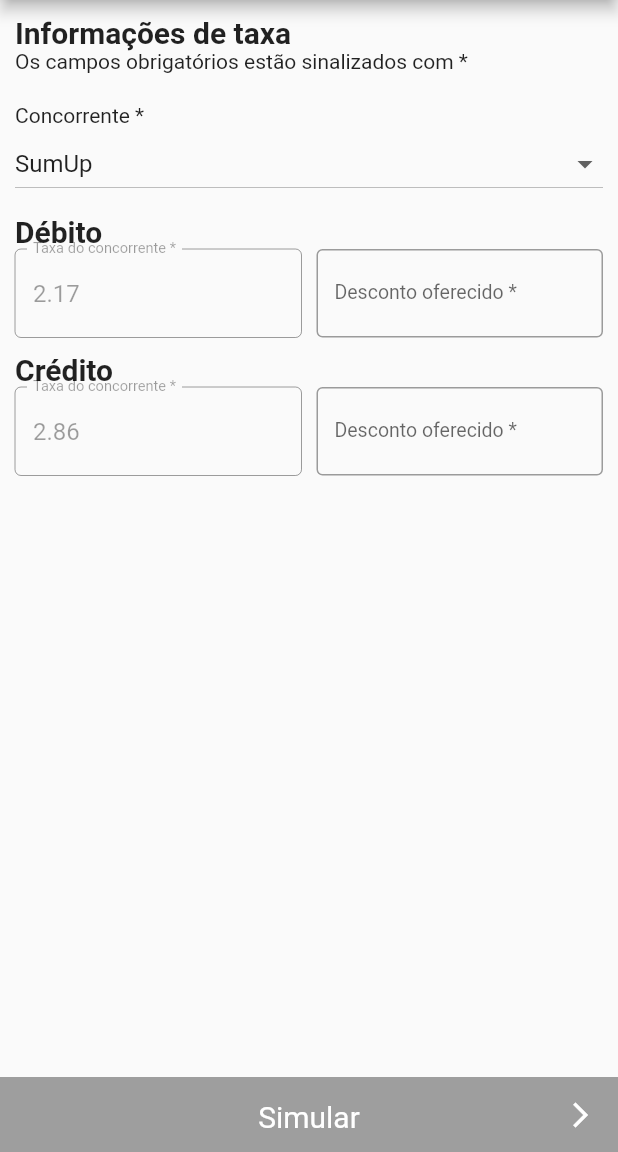
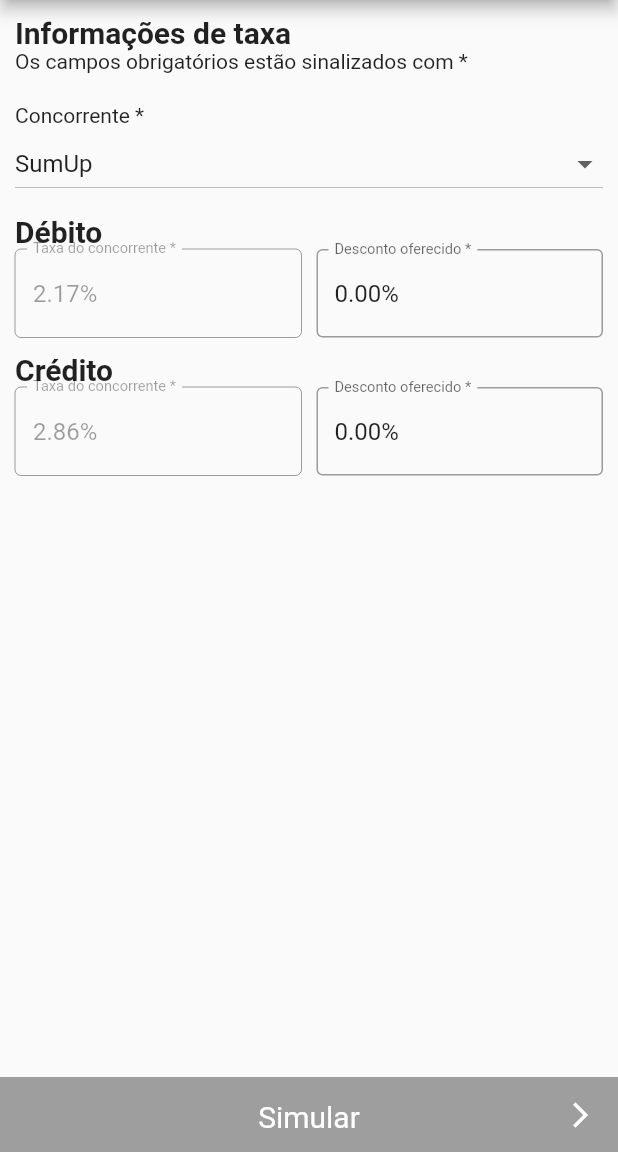
Before and after one commit to brennoaq/App-negociar-e-vender, a Flutter app: the Nova_simulacao screen opened directly, after a tap on "Próximo", on a phone screen of 412 x 824 dp, the part 84-1236 px from its top. Run offline on Flutter 3.47's test engine with Material 2 defaults, Android fonts, the phone set to English and light mode, and no system bars; our stand-ins replace flutter_masked_text, sqflite; accounts and stored records are empty.

Commit message:
ajustes na db

```diff
--- a/lib/db_helper.dart
+++ b/lib/db_helper.dart
@@ -14,8 +14,11 @@ class DatabaseHelper {
 
   static final columnId = 'id';
   static final columnName = 'name';
+  static final columnRamo = 'ramo';
   static final columnDebito = 'debito';
   static final columnCredito = 'credito';
+  static final columnMinDebito = 'minDebito';
+  static final columnMinCredito = 'minCredito';
 
   DatabaseHelper._privateConstructor();
 
@@ -47,17 +50,20 @@ class DatabaseHelper {
           CREATE TABLE $tableTaxas (
             $columnId INTEGER PRIMARY KEY AUTOINCREMENT,
             $columnName VARCHAR(255) NOT NULL,
+            $columnRamo VARCHAR(255) NOT NULL,
             $columnDebito REAL NOT NULL,
-            $columnCredito REAL NOT NULL
+            $columnCredito REAL NOT NULL,
+            $columnMinCredito REAL NOT NULL,
+            $columnMinDebito REAL NOT NULL
           )
           ''');
 
     await _populateRamos(db);
     await _populateTaxas(db);
-
   }
 
-  Future<int> insert(String table, Map<String, dynamic> row, {Database db}) async {
+  Future<int> insert(String table, Map<String, dynamic> row,
+      {Database db}) async {
     if (db == null) {
       db = await instance.database;
     }
@@ -77,14 +83,28 @@ class DatabaseHelper {
 
   _populateTaxas(Database db) async {
     for (final i in concorrentes) {
-      final random = Random();
-      final credito = 2.8 + random.nextDouble() * 0.5;
-      final debito = 1.8 + random.nextDouble() * 0.5;
-      await insert(tableTaxas, {'name': i, 'credito': credito, 'debito': debito}, db: db);
+      for (final u in ramos_atividade) {
+        final random = Random();
+        final credito = 2.8 + random.nextDouble() * 0.5;
+        final debito = 1.8 + random.nextDouble() * 0.5;
+        final minCredito = credito - random.nextDouble();
+        final minDebito = debito - random.nextDouble();
+        await insert(
+            tableTaxas,
+            {
+              'name': i,
+              'ramo': u,
+              'credito': credito,
+              'debito': debito,
+              'minCredito': minCredito,
+              'minDebito': minDebito
+            },
+            db: db);
+      }
     }
   }
 
-  Future deleteDatabaseByPath() async{
+  Future deleteDatabaseByPath() async {
     _database?.close();
     _database = null;
     Directory documentsDirectory = await getApplicationDocumentsDirectory();
--- a/lib/nova_simulacao.dart
+++ b/lib/nova_simulacao.dart
@@ -1,7 +1,7 @@
 import 'package:flutter/material.dart';
 import 'package:negociar_e_vender/nova_simulacao2.dart';
 import 'package:negociar_e_vender/values.dart';
-
+import 'package:flutter_masked_text/flutter_masked_text.dart';
 
 import 'db_helper.dart';
 
@@ -13,11 +13,21 @@ class Nova_simulacao extends StatefulWidget {
 class _State extends State<Nova_simulacao> {
   String value;
   Future<List<String>> ramos;
+  MaskedTextController controllerCPF, controllerPHONE;
 
   @override
   void initState() {
     ramos = _getRamos();
+    controllerCPF = MaskedTextController(mask: '000.000.000-00');
+    controllerPHONE = MaskedTextController(mask: '(00) 00000-0000');
     super.initState();
+  }
+
+  @override
+  void dispose() {
+    controllerCPF.dispose();
+    controllerPHONE.dispose();
+    super.dispose();
   }
 
   Future<List<String>> _getRamos() async {
@@ -63,6 +73,7 @@ class _State extends State<Nova_simulacao> {
                               labelText: 'CPF *',
                             ),
                             keyboardType: TextInputType.number,
+                            controller: controllerCPF,
                           ),
                         ),
                         SizedBox(
@@ -75,6 +86,7 @@ class _State extends State<Nova_simulacao> {
                               labelText: 'Telefone *',
                             ),
                             keyboardType: TextInputType.phone,
+                            controller: controllerPHONE,
                           ),
                         ),
                       ],
@@ -154,8 +166,7 @@ class _State extends State<Nova_simulacao> {
               onTap: () {
                 Navigator.push(
                   context,
-                  MaterialPageRoute(
-                      builder: (context) => Nova_simulacao2()),
+                  MaterialPageRoute(builder: (context) => Nova_simulacao2(value)),
                 );
               },
             )
--- a/lib/nova_simulacao2.dart
+++ b/lib/nova_simulacao2.dart
@@ -1,39 +1,54 @@
 import 'package:flutter/material.dart';
 import 'package:negociar_e_vender/values.dart';
+import 'package:flutter_masked_text/flutter_masked_text.dart';
 
 import 'db_helper.dart';
 
 class Nova_simulacao2 extends StatefulWidget {
+  String ramo;
+
+  Nova_simulacao2(this.ramo);
+
   @override
-  _State createState() => _State();
+  _State createState() => _State(ramo);
 }
 
 class _State extends State<Nova_simulacao2> {
-  TextEditingController controller_debito_concorrente;
-  TextEditingController controller_credito_concorrente;
+  MoneyMaskedTextController controller_debito_concorrente;
+  MoneyMaskedTextController controller_credito_concorrente;
+  MoneyMaskedTextController controller_debito_oferecido;
+  MoneyMaskedTextController controller_credito_oferecido;
 
   String value;
+  String ramo;
 
-  Future<Map<String, Concorrente>> concorrentes;
+  Future<Map<String, Map<String, Concorrente>>> concorrentes;
 
-  _State();
+  _State(this.ramo);
 
   @override
   void initState() {
-    controller_debito_concorrente = TextEditingController();
-    controller_credito_concorrente = TextEditingController();
+    controller_debito_concorrente = MoneyMaskedTextController(
+        rightSymbol: '%', decimalSeparator: '.', thousandSeparator: '');
+    controller_credito_concorrente = MoneyMaskedTextController(
+        rightSymbol: '%', decimalSeparator: '.', thousandSeparator: '');
+    controller_debito_oferecido = MoneyMaskedTextController(
+        rightSymbol: '%', decimalSeparator: '.', thousandSeparator: '');
+    controller_credito_oferecido = MoneyMaskedTextController(
+        rightSymbol: '%', decimalSeparator: '.', thousandSeparator: '');
 
     concorrentes = getConcorrentes();
 
     super.initState();
   }
 
-  Future<Map<String, Concorrente>> getConcorrentes() async {
+  Future<Map<String, Map<String, Concorrente>>> getConcorrentes() async {
     final dbHelper = DatabaseHelper.instance;
     final list = await dbHelper.queryAllRows(DatabaseHelper.tableTaxas);
-    final map = Map<String, Concorrente>();
+    final map = Map<String, Map<String, Concorrente>>();
     list.forEach((item) {
-      map[item['name']] = Concorrente(item);
+      map[item['name']] = (map[item['name']] ?? Map<String, Concorrente>())
+        ..[item['ramo']] = Concorrente(item);
     });
 
     value = map.keys.first;
@@ -45,6 +60,8 @@ class _State extends State<Nova_simulacao2> {
   void dispose() {
     controller_debito_concorrente.dispose();
     controller_credito_concorrente.dispose();
+    controller_debito_oferecido.dispose();
+    controller_credito_oferecido.dispose();
     super.dispose();
   }
 
@@ -88,7 +105,8 @@ class _State extends State<Nova_simulacao2> {
                             items: List<DropdownMenuItem>.generate(
                                 snapshot.data.length,
                                 (index) => DropdownMenuItem(
-                                      child: Text(snapshot.data.keys.toList()[index]),
+                                      child: Text(
+                                          snapshot.data.keys.toList()[index]),
                                       value: snapshot.data.keys.toList()[index],
                                     )),
                             onChanged: (value) {
@@ -130,9 +148,8 @@ class _State extends State<Nova_simulacao2> {
                                   keyboardType: TextInputType.numberWithOptions(
                                       decimal: true),
                                   controller: controller_debito_concorrente
-                                    ..text =
-                                        (snapshot.data[value].debito as double)
-                                            .toStringAsPrecision(3),
+                                    ..updateValue(
+                                        snapshot.data[value][ramo].debito),
                                   enabled: false,
                                 );
                               }
@@ -150,6 +167,7 @@ class _State extends State<Nova_simulacao2> {
                                 labelStyle: TextStyle(fontSize: 13)),
                             keyboardType:
                                 TextInputType.numberWithOptions(decimal: true),
+                            controller: controller_debito_oferecido,
                           ),
                         ),
                       ],
@@ -183,9 +201,8 @@ class _State extends State<Nova_simulacao2> {
                                   keyboardType: TextInputType.numberWithOptions(
                                       decimal: true),
                                   controller: controller_credito_concorrente
-                                    ..text =
-                                        (snapshot.data[value].credito as double)
-                                            .toStringAsPrecision(3),
+                                    ..updateValue(
+                                        snapshot.data[value][ramo].credito),
                                   enabled: false,
                                 );
                               }
@@ -203,6 +220,7 @@ class _State extends State<Nova_simulacao2> {
                                 labelStyle: TextStyle(fontSize: 13)),
                             keyboardType:
                                 TextInputType.numberWithOptions(decimal: true),
+                            controller: controller_credito_oferecido,
                           ),
                         ),
                       ],
--- a/lib/values.dart
+++ b/lib/values.dart
@@ -36,13 +36,19 @@ const concorrentes = [
 class Concorrente {
 
   String name;
+  String ramo;
   double credito;
   double debito;
+  double minCredito;
+  double minDebito;
 
   Concorrente(Map<String, dynamic> map) {
     this.name = map['name'];
+    this.ramo = map['ramo'];
     this.credito = map['credito'];
     this.debito = map['debito'];
+    this.minCredito = map['minCredito'];
+    this.minDebito = map['minDebito'];
   }
 
 }
--- a/pubspec.yaml
+++ b/pubspec.yaml
@@ -25,6 +25,7 @@ dependencies:
   cupertino_icons: ^0.1.2
   sqflite: ^1.2.0
   path_provider: ^1.5.1
+  flutter_masked_text: ^0.8.0
 
 dev_dependencies:
   flutter_test:
```
Also changed, not shown: pubspec.lock.
